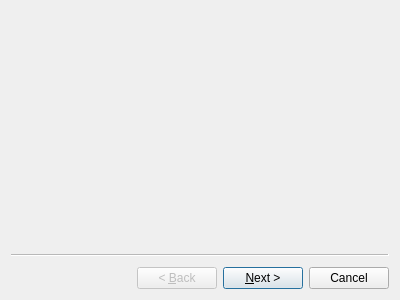
This is arinc665_qt/import_media_set_xml/ImportMediaSetXmlWizard.ui in hirah2205/ARINC-665 as Qt 5 draws it before an edit. The edited form follows.
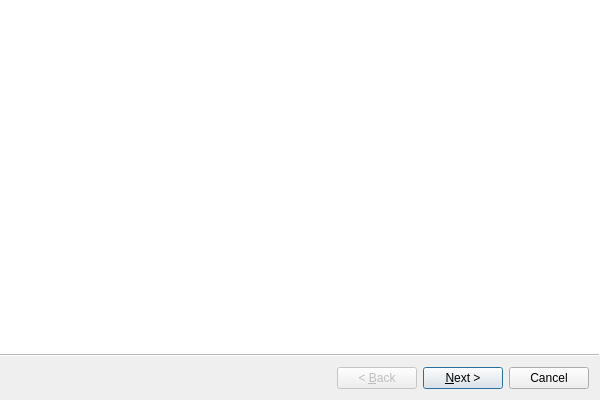
This is the edited form. Icons and pictures are not drawn. Custom widgets are drawn as their Qt base class.

Patch:
```diff
--- a/arinc665_qt/import_media_set_xml/ImportMediaSetXmlWizard.ui
+++ b/arinc665_qt/import_media_set_xml/ImportMediaSetXmlWizard.ui
@@ -9,13 +9,20 @@
    <rect>
     <x>0</x>
     <y>0</y>
-    <width>400</width>
-    <height>300</height>
+    <width>600</width>
+    <height>400</height>
    </rect>
   </property>
   <property name="windowTitle">
    <string>Import Media Set XML</string>
   </property>
+  <property name="windowIcon">
+   <iconset resource="../resources/arinc665_qt_resources.qrc">
+    <normaloff>:/media_set_manager/arinc665_media_set_import_xml.svg</normaloff>:/media_set_manager/arinc665_media_set_import_xml.svg</iconset>
+  </property>
+  <property name="wizardStyle">
+   <enum>QWizard::ModernStyle</enum>
+  </property>
   <widget class="Arinc665Qt::ImportMediaSetXmlSettingsPage" name="settings"/>
   <widget class="QWizardPage" name="wizardPage2"/>
  </widget>
```
Left out of the diff: 4 changed lines with no effect on the pictures.
